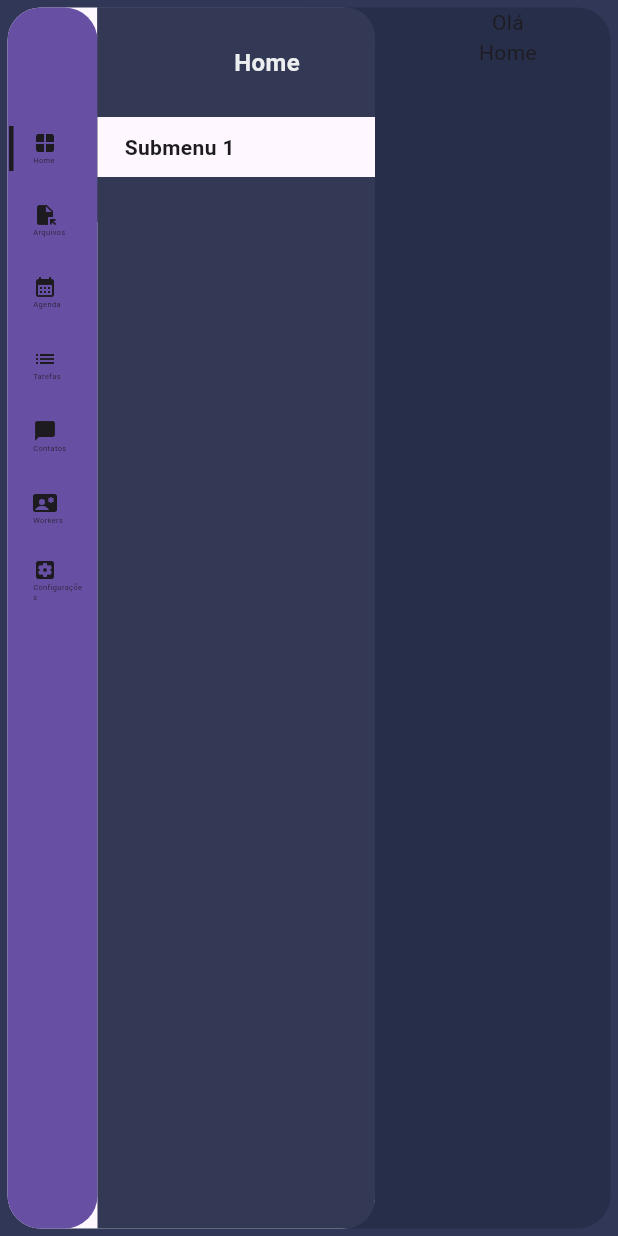
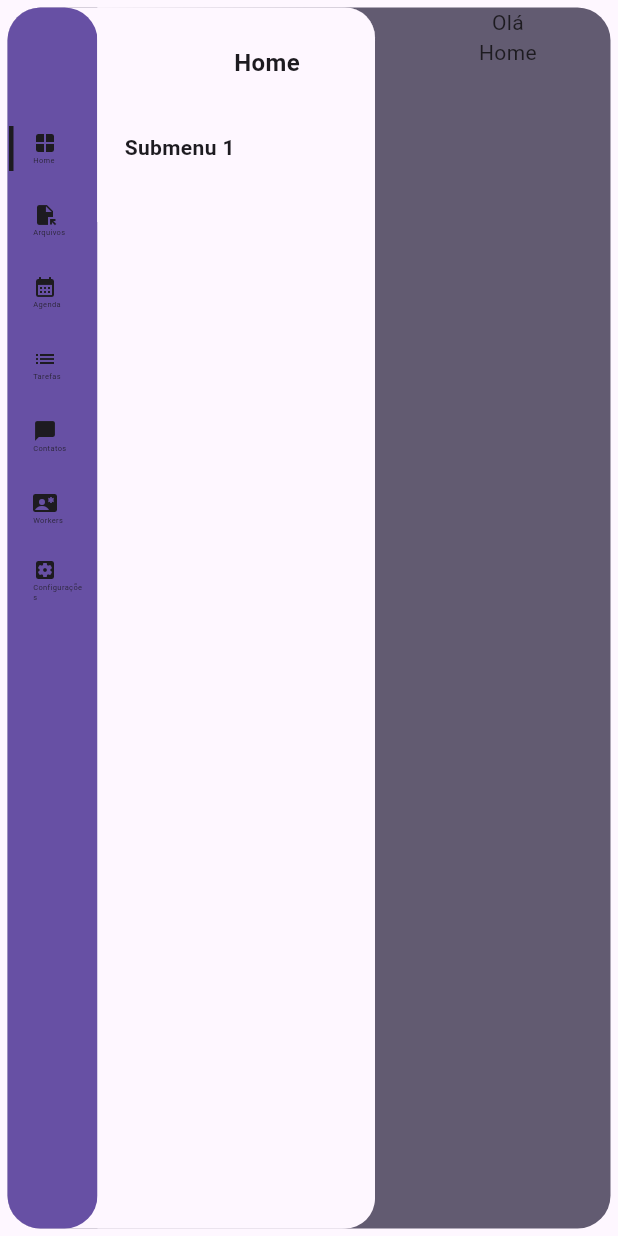
Before and after one commit to jacksonsr451/widget_aside_menu, a Flutter app: the screen it shows after launch, after a tap on "Home", on a phone screen of 412 x 824 dp. Run offline on Flutter 3.47's test engine with Material 3 defaults, Android fonts, the phone set to English and light mode, and no system bars.

Commit message:
:chore: include theme by colors

```diff
--- a/lib/components/submenu_list.dart
+++ b/lib/components/submenu_list.dart
@@ -39,13 +39,13 @@ class _SubmenuListState extends State<SubmenuList> {
           children: List.generate(
             widget.submenu.length,
             (index) => Container(
-              decoration: const BoxDecoration(
+              decoration: BoxDecoration(
                 gradient: LinearGradient(
                   begin: Alignment.centerLeft,
                   end: Alignment.centerRight,
                   colors: [
-                    Color(0xFF333954),
-                    Color(0xFF272e4b),
+                    Theme.of(context).colorScheme.background,
+                    Theme.of(context).colorScheme.primary,
                   ],
                 ),
               ),
@@ -64,19 +64,19 @@ class _SubmenuListState extends State<SubmenuList> {
         ),
         Container(
           height: 30,
-          decoration: const BoxDecoration(
+          decoration: BoxDecoration(
             gradient: LinearGradient(
               begin: Alignment.centerLeft,
               end: Alignment.centerRight,
               colors: [
-                Color(0xFF333954),
-                Color(0xFF272e4b),
+                Theme.of(context).colorScheme.background,
+                Theme.of(context).colorScheme.primary,
               ],
             ),
           ),
           child: Container(
             decoration: BoxDecoration(
-              color: const Color(0xFF333954),
+              color: Theme.of(context).colorScheme.background,
               borderRadius: BorderRadius.only(
                 topRight:
                     Radius.circular(_selectedIndex == _lastIndex ? 20 : 0),
--- a/lib/components/submenu_title.dart
+++ b/lib/components/submenu_title.dart
@@ -13,16 +13,16 @@ class SubmenuTitle extends StatelessWidget {
   @override
   Widget build(BuildContext context) {
     return Container(
-      decoration: const BoxDecoration(
+      decoration: BoxDecoration(
         gradient: LinearGradient(
           begin: Alignment.centerLeft,
           end: Alignment.centerRight,
           colors: [
-            Color(0xFF333954),
-            Color(0xFF272e4b),
+            Theme.of(context).colorScheme.background,
+            Theme.of(context).colorScheme.secondary,
           ],
         ),
-        borderRadius: BorderRadius.only(
+        borderRadius: const BorderRadius.only(
           topRight: Radius.circular(20),
         ),
       ),
@@ -30,7 +30,7 @@ class SubmenuTitle extends StatelessWidget {
         width: 185,
         padding: const EdgeInsets.only(top: 25.00, right: 50, bottom: 25.00),
         decoration: BoxDecoration(
-          color: const Color(0xFF333954),
+          color: Theme.of(context).colorScheme.background,
           borderRadius: BorderRadius.only(
             topRight: const Radius.circular(20),
             bottomRight: Radius.circular(hasTopBorderRadius ? 20.0 : 0),
@@ -39,8 +39,8 @@ class SubmenuTitle extends StatelessWidget {
         child: Text(
           title,
           textAlign: TextAlign.end,
-          style: const TextStyle(
-            color: Color(0xFFECEEF0),
+          style: TextStyle(
+            color: Theme.of(context).textTheme.bodyLarge?.color,
             fontSize: 16,
             fontWeight: FontWeight.bold,
           ),
--- a/lib/components/submenu_widget.dart
+++ b/lib/components/submenu_widget.dart
@@ -20,9 +20,9 @@ class _SubmenuWidgetState extends State<SubmenuWidget> {
   Widget build(BuildContext context) {
     return Container(
       width: 185,
-      decoration: const BoxDecoration(
-        color: Color(0xFF333954),
-        borderRadius: BorderRadius.only(
+      decoration: BoxDecoration(
+        color: Theme.of(context).colorScheme.background,
+        borderRadius: const BorderRadius.only(
           topRight: Radius.circular(20.0),
           bottomRight: Radius.circular(20.0),
         ),
--- a/lib/side_menu_widget.dart
+++ b/lib/side_menu_widget.dart
@@ -36,11 +36,11 @@ class _SideMenuWidgetState extends State<SideMenuWidget> {
             final shouldShowSubmenu = screenWidth > 600 || isSubmenuVisible;
 
             return Container(
-              color: const Color(0xFF303757),
+              color: Theme.of(context).colorScheme.background,
               padding: EdgeInsets.all(space),
               child: Container(
                 decoration: BoxDecoration(
-                  color: const Color(0xFF272e4a),
+                  color: Theme.of(context).colorScheme.secondary,
                   borderRadius: BorderRadius.circular(22),
                 ),
                 child: Stack(
```
